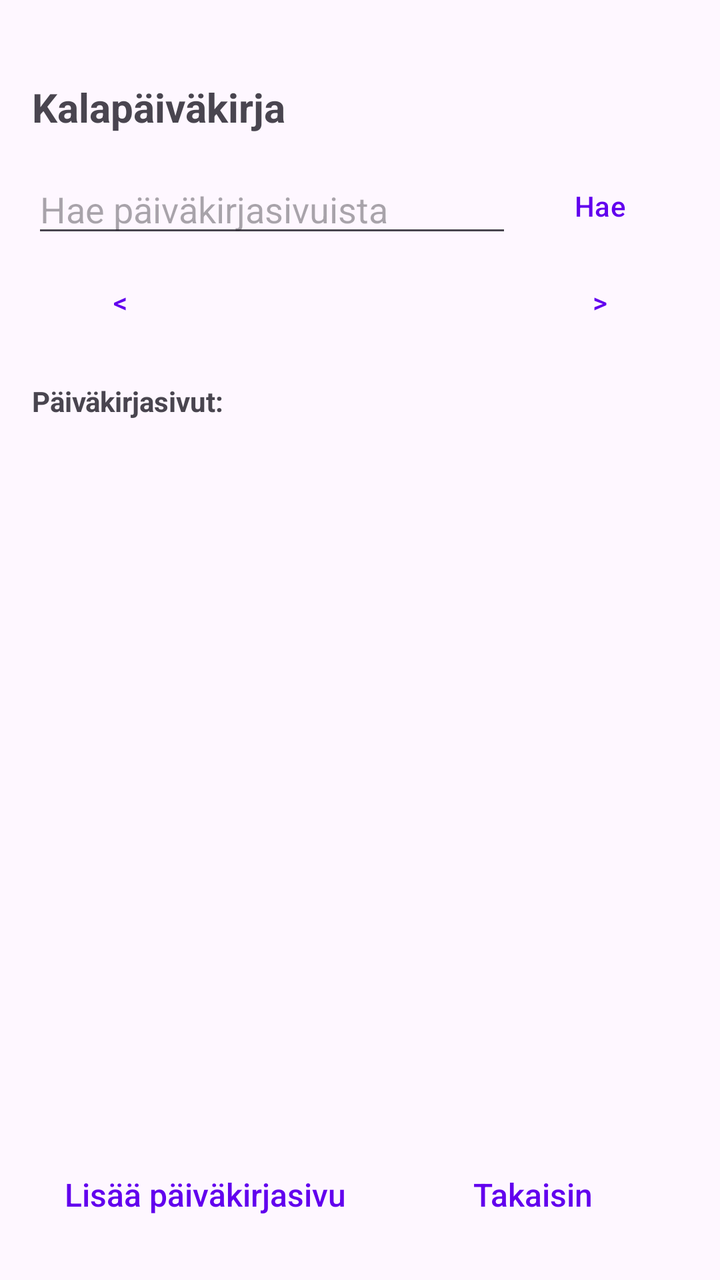
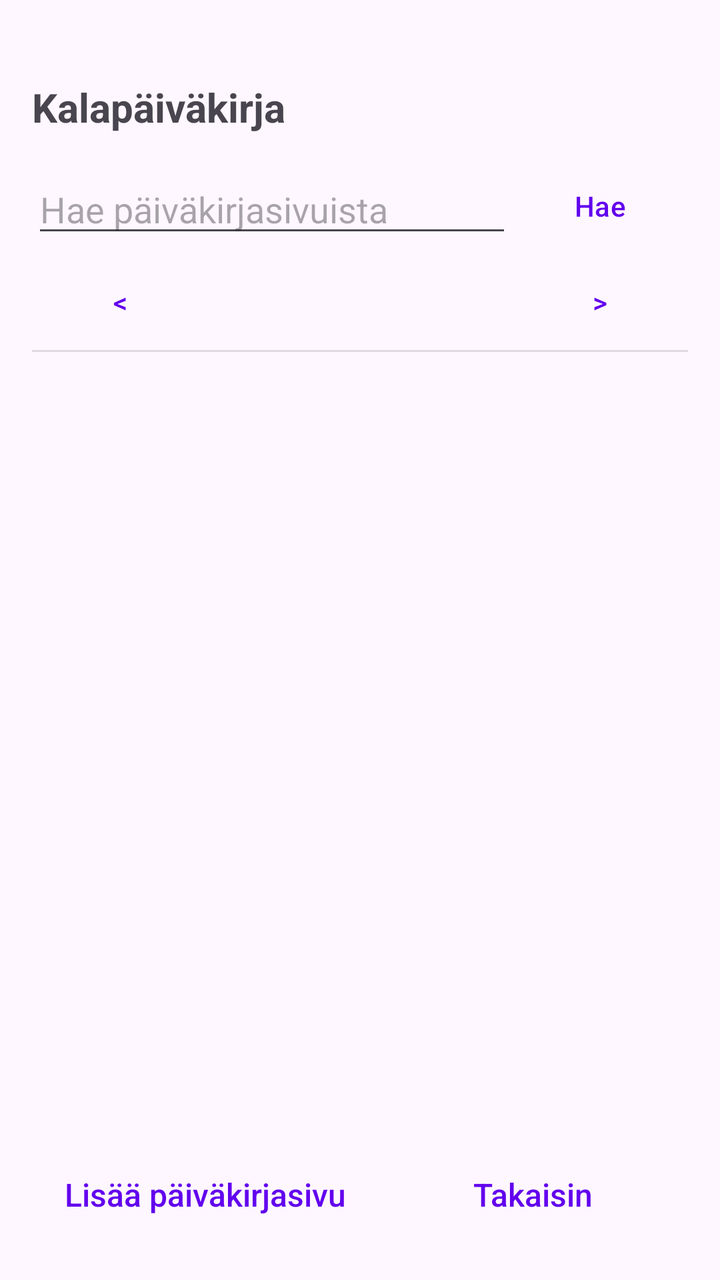

Before-and-after screenshots of an Android layout around one commit, followed by the original layout XML and the change that was made.
<!-- AndroidManifest.xml: application theme Theme.KalaKartta -->
<!-- res/layout/activity_diary.xml -->
<?xml version="1.0" encoding="utf-8"?>
<LinearLayout xmlns:android="http://schemas.android.com/apk/res/android" android:layout_width="match_parent" android:layout_height="match_parent" android:orientation="vertical" android:padding="16dp">
    <TextView android:id="@+id/diaryTitle" android:layout_width="match_parent" android:layout_height="wrap_content" android:text="Kalapäiväkirja" android:textSize="20sp" android:textStyle="bold" android:layout_marginTop="24dp" android:layout_marginBottom="12dp" />
    <LinearLayout android:layout_width="match_parent" android:layout_height="wrap_content" android:orientation="horizontal" android:gravity="center_vertical">
        <EditText android:id="@+id/diarySearchEdit" android:layout_width="0dp" android:layout_height="wrap_content" android:layout_weight="1" android:hint="Hae päiväkirjasivuista" android:singleLine="true" android:imeOptions="actionSearch" android:inputType="text" />
        <Button android:id="@+id/diarySearchButton" style="@style/Widget.Material3.Button.TextButton" android:layout_width="wrap_content" android:layout_height="wrap_content" android:text="Hae" />
        <Button android:id="@+id/clearDiarySearchButton" style="@style/Widget.Material3.Button.TextButton" android:layout_width="wrap_content" android:layout_height="wrap_content" android:text="Tyhjennä" android:visibility="gone" />
    </LinearLayout>
    <LinearLayout android:layout_width="match_parent" android:layout_height="wrap_content" android:orientation="horizontal" android:gravity="center_vertical">
        <ProgressBar android:id="@+id/searchProgress" style="?android:attr/progressBarStyleSmall" android:layout_width="wrap_content" android:layout_height="wrap_content" android:visibility="gone" />
        <TextView android:id="@+id/searchResultCountText" android:layout_width="match_parent" android:layout_height="wrap_content" android:paddingTop="4dp" android:paddingBottom="4dp" android:visibility="gone" />
    </LinearLayout>
    <LinearLayout android:id="@+id/calendarNavigation" android:layout_width="match_parent" android:layout_height="wrap_content" android:orientation="horizontal" android:gravity="center_vertical">
        <Button android:id="@+id/prevMonthButton" style="@style/Widget.Material3.Button.TextButton" android:layout_width="wrap_content" android:layout_height="wrap_content" android:text="&lt;" />
        <TextView android:id="@+id/monthYearText" android:layout_width="0dp" android:layout_height="wrap_content" android:layout_weight="1" android:gravity="center" android:textSize="18sp" android:textStyle="bold" android:clickable="true" android:focusable="true" android:background="?attr/selectableItemBackground" android:contentDescription="Valitse kuukausi ja vuosi" />
        <Button android:id="@+id/nextMonthButton" style="@style/Widget.Material3.Button.TextButton" android:layout_width="wrap_content" android:layout_height="wrap_content" android:text="&gt;" />
    </LinearLayout>
    <GridLayout android:id="@+id/calendarGrid" android:layout_width="match_parent" android:layout_height="wrap_content" android:columnCount="7" android:layout_marginBottom="16dp" />
    <TextView android:id="@+id/diaryPagesLabel" android:layout_width="match_parent" android:layout_height="wrap_content" android:text="Päiväkirjasivut:" android:textStyle="bold" android:layout_marginBottom="8dp" />
    <TextView android:id="@+id/noPagesText" android:layout_width="match_parent" android:layout_height="wrap_content" android:text="Ei päiväkirjasivuja tälle päivälle." android:padding="20dp" android:visibility="gone" />
    <ScrollView android:id="@+id/diaryScrollView" android:layout_width="match_parent" android:layout_height="0dp" android:layout_weight="1" android:clipToPadding="false">
        <LinearLayout android:layout_width="match_parent" android:layout_height="wrap_content" android:orientation="vertical">
            <LinearLayout android:id="@+id/diaryPagesContainer" android:layout_width="match_parent" android:layout_height="wrap_content" android:orientation="vertical" />
        </LinearLayout>
    </ScrollView>
    <androidx.recyclerview.widget.RecyclerView android:id="@+id/searchResultsRecyclerView" android:layout_width="match_parent" android:layout_height="0dp" android:layout_weight="1" android:clipToPadding="false" android:visibility="gone" />
    <Button android:id="@+id/loadMoreSearchButton" style="@style/Widget.Material3.Button.TextButton" android:layout_width="match_parent" android:layout_height="wrap_content" android:text="Lataa lisää" android:visibility="gone" />
    <LinearLayout android:layout_width="match_parent" android:layout_height="wrap_content" android:orientation="horizontal" android:gravity="center_vertical">
        <TextView android:id="@+id/addDiaryPageButton" style="@style/TextAppearance.KalaKartta.ActionLink" android:layout_width="wrap_content" android:layout_height="wrap_content" android:text="Lisää päiväkirjasivu" android:singleLine="true" android:gravity="center" android:padding="16dp" android:clickable="true" android:focusable="true" android:background="?attr/selectableItemBackground" />
        <TextView android:id="@+id/backButton" style="@style/TextAppearance.KalaKartta.ActionLink" android:layout_width="0dp" android:layout_height="wrap_content" android:layout_weight="1" android:text="@string/back" android:gravity="center" android:padding="16dp" android:clickable="true" android:focusable="true" android:background="?attr/selectableItemBackground" />
    </LinearLayout>
</LinearLayout>
<!-- resources referenced by this layout -->
<resources>
  <string name="back">Takaisin</string>
  <style name="TextAppearance.KalaKartta.ActionLink" parent="TextAppearance.KalaKartta.MenuLink">
          <item name="android:textColor">@color/link_color</item>
      </style>
  <style name="Theme.KalaKartta" parent="Base.Theme.KalaKartta" />
  <style name="TextAppearance.KalaKartta.MenuLink" parent="">
          <item name="android:fontFamily">sans-serif-medium</item>
          <item name="android:textSize">16sp</item>
          <item name="android:textColor">?android:attr/textColorPrimary</item>
          <item name="android:textStyle">normal</item>
      </style>
  <color name="link_color">#6200EE</color>
  <style name="Base.Theme.KalaKartta" parent="Theme.Material3.DayNight.NoActionBar">
          
          <item name="colorPrimary">#6200EE</item>
          <item name="colorOnPrimary">#FFFFFF</item>
          <item name="editTextStyle">@style/Widget.AppCompat.EditText</item>
          <item name="android:spinnerStyle">@style/Widget.AppCompat.Spinner</item>
      </style>
</resources>

<!-- the commit's change to res/layout/activity_diary.xml (unified diff, before → after) -->
@@ -15,8 +15,8 @@
         <TextView android:id="@+id/monthYearText" android:layout_width="0dp" android:layout_height="wrap_content" android:layout_weight="1" android:gravity="center" android:textSize="18sp" android:textStyle="bold" android:clickable="true" android:focusable="true" android:background="?attr/selectableItemBackground" android:contentDescription="Valitse kuukausi ja vuosi" />
         <Button android:id="@+id/nextMonthButton" style="@style/Widget.Material3.Button.TextButton" android:layout_width="wrap_content" android:layout_height="wrap_content" android:text="&gt;" />
     </LinearLayout>
-    <GridLayout android:id="@+id/calendarGrid" android:layout_width="match_parent" android:layout_height="wrap_content" android:columnCount="7" android:layout_marginBottom="16dp" />
-    <TextView android:id="@+id/diaryPagesLabel" android:layout_width="match_parent" android:layout_height="wrap_content" android:text="Päiväkirjasivut:" android:textStyle="bold" android:layout_marginBottom="8dp" />
+    <GridLayout android:id="@+id/calendarGrid" android:layout_width="match_parent" android:layout_height="wrap_content" android:columnCount="7" />
+    <View android:id="@+id/diaryPagesDivider" android:layout_width="match_parent" android:layout_height="1dp" android:background="?android:attr/listDivider" android:layout_marginBottom="8dp" />
     <TextView android:id="@+id/noPagesText" android:layout_width="match_parent" android:layout_height="wrap_content" android:text="Ei päiväkirjasivuja tälle päivälle." android:padding="20dp" android:visibility="gone" />
     <ScrollView android:id="@+id/diaryScrollView" android:layout_width="match_parent" android:layout_height="0dp" android:layout_weight="1" android:clipToPadding="false">
         <LinearLayout android:layout_width="match_parent" android:layout_height="wrap_content" android:orientation="vertical">
